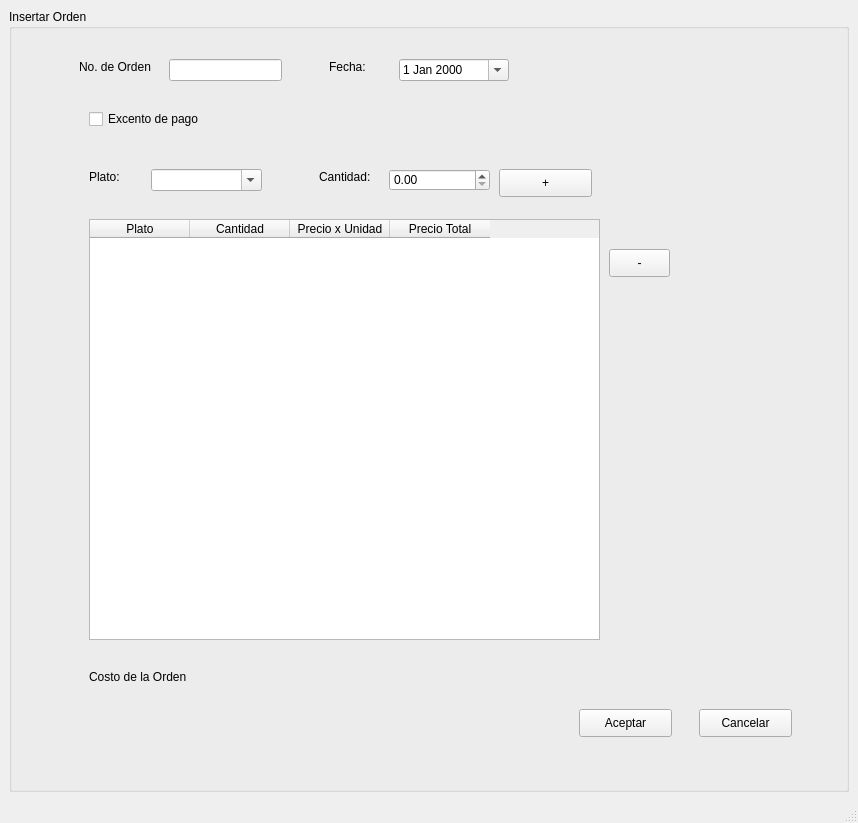
Above: RumbaBurger/form_modificarorden.ui from yordanlp/RumbaBurger before the change. Below: the same form after it.
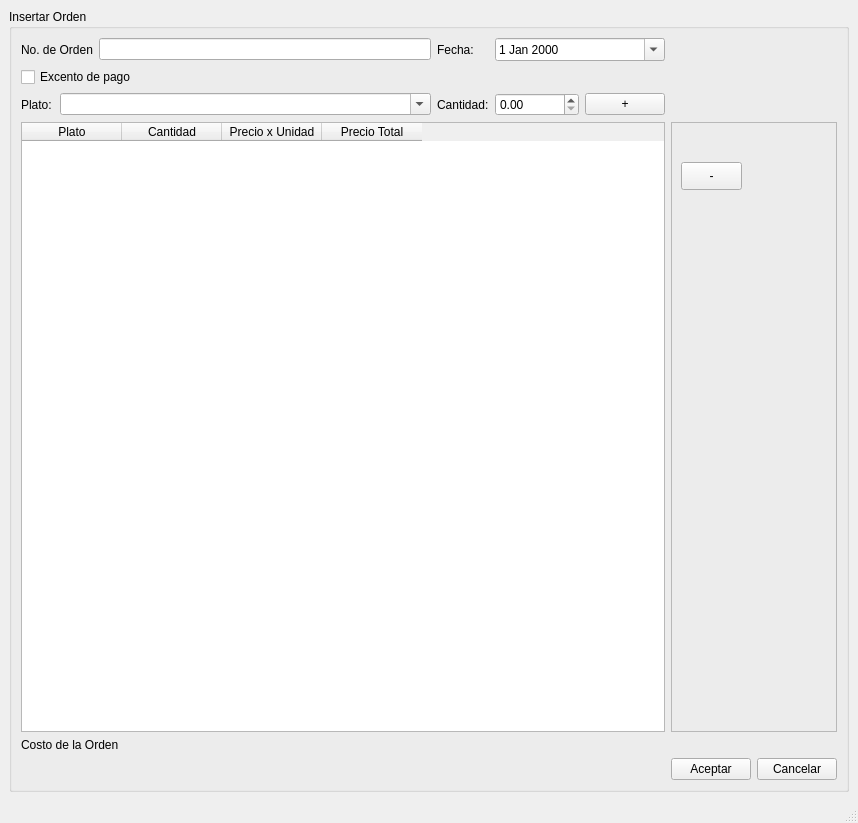
That is the form after the change.

Diff of the .ui file:
```diff
--- a/RumbaBurger/form_modificarorden.ui
+++ b/RumbaBurger/form_modificarorden.ui
@@ -20,218 +20,149 @@
       <property name="title">
        <string>Insertar Orden</string>
       </property>
-      <widget class="QLineEdit" name="le_norder">
-       <property name="geometry">
-        <rect>
-         <x>160</x>
-         <y>50</y>
-         <width>113</width>
-         <height>22</height>
-        </rect>
-       </property>
-      </widget>
+      <layout class="QGridLayout" name="gridLayout_2">
+       <item row="0" column="3">
+        <widget class="QLabel" name="label_4">
+         <property name="text">
+          <string>Fecha:</string>
+         </property>
+        </widget>
+       </item>
+       <item row="0" column="0" colspan="2">
       <widget class="QLabel" name="label">
-       <property name="geometry">
-        <rect>
-         <x>70</x>
-         <y>50</y>
-         <width>81</width>
-         <height>16</height>
-        </rect>
-       </property>
        <property name="text">
         <string>No. de Orden</string>
        </property>
       </widget>
-      <widget class="QCheckBox" name="cb_excento">
-       <property name="geometry">
-        <rect>
-         <x>80</x>
-         <y>100</y>
-         <width>131</width>
-         <height>20</height>
-        </rect>
-       </property>
-       <property name="text">
-        <string>Excento de pago</string>
-       </property>
-      </widget>
-      <widget class="QTableWidget" name="tw_platos">
-       <property name="geometry">
-        <rect>
-         <x>80</x>
-         <y>210</y>
-         <width>511</width>
-         <height>421</height>
-        </rect>
-       </property>
-       <column>
-        <property name="text">
-         <string>Plato</string>
-        </property>
-       </column>
-       <column>
-        <property name="text">
-         <string>Cantidad</string>
-        </property>
-       </column>
-       <column>
-        <property name="text">
-         <string>Precio x Unidad</string>
-        </property>
-       </column>
-       <column>
-        <property name="text">
-         <string>Precio Total</string>
-        </property>
-       </column>
-      </widget>
+       </item>
+       <item row="0" column="2">
+        <widget class="QLineEdit" name="le_norder">
+         <property name="placeholderText">
+          <string/>
+         </property>
+        </widget>
+       </item>
+       <item row="0" column="4" colspan="2">
+        <widget class="QDateEdit" name="de_fecha">
+         <property name="currentSection">
+          <enum>QDateTimeEdit::DaySection</enum>
+         </property>
+         <property name="calendarPopup">
+          <bool>true</bool>
+         </property>
+        </widget>
+       </item>
+       <item row="2" column="1" colspan="2">
       <widget class="QComboBox" name="cb_plato">
-       <property name="geometry">
-        <rect>
-         <x>142</x>
-         <y>160</y>
-         <width>111</width>
-         <height>22</height>
-        </rect>
-       </property>
        <property name="editable">
         <bool>true</bool>
        </property>
       </widget>
+       </item>
+       <item row="2" column="0">
       <widget class="QLabel" name="label_2">
-       <property name="geometry">
-        <rect>
-         <x>80</x>
-         <y>160</y>
-         <width>55</width>
-         <height>16</height>
-        </rect>
-       </property>
        <property name="text">
         <string>Plato:</string>
        </property>
       </widget>
+       </item>
+       <item row="1" column="0" colspan="3">
+        <widget class="QCheckBox" name="cb_excento">
+         <property name="text">
+          <string>Excento de pago</string>
+         </property>
+        </widget>
+       </item>
+       <item row="2" column="5">
+        <widget class="QPushButton" name="pb_add">
+         <property name="text">
+          <string>+</string>
+         </property>
+        </widget>
+       </item>
+       <item row="2" column="3">
       <widget class="QLabel" name="label_3">
-       <property name="geometry">
-        <rect>
-         <x>310</x>
-         <y>160</y>
-         <width>61</width>
-         <height>16</height>
-        </rect>
-       </property>
        <property name="text">
         <string>Cantidad:</string>
        </property>
       </widget>
+       </item>
+       <item row="5" column="6">
+        <widget class="QPushButton" name="pb_accep">
+         <property name="text">
+          <string>Aceptar</string>
+         </property>
+        </widget>
+       </item>
+       <item row="5" column="7">
+        <widget class="QPushButton" name="pb_cancel">
+         <property name="text">
+          <string>Cancelar</string>
+         </property>
+        </widget>
+       </item>
+       <item row="2" column="4">
       <widget class="QDoubleSpinBox" name="sb_cantidad">
-       <property name="geometry">
-        <rect>
-         <x>380</x>
-         <y>160</y>
-         <width>101</width>
-         <height>22</height>
-        </rect>
-       </property>
        <property name="maximum">
         <double>1000000000.990000009536743</double>
        </property>
       </widget>
-      <widget class="QPushButton" name="pb_add">
-       <property name="geometry">
-        <rect>
-         <x>490</x>
-         <y>160</y>
-         <width>93</width>
-         <height>28</height>
-        </rect>
-       </property>
+       </item>
+       <item row="3" column="0" colspan="6">
+        <widget class="QTableWidget" name="tw_platos">
+         <column>
+          <property name="text">
+           <string>Plato</string>
+          </property>
+         </column>
+         <column>
        <property name="text">
-        <string>+</string>
-       </property>
-      </widget>
-      <widget class="QPushButton" name="pb_del">
-       <property name="geometry">
-        <rect>
-         <x>600</x>
-         <y>240</y>
-         <width>61</width>
-         <height>28</height>
-        </rect>
-       </property>
+           <string>Cantidad</string>
+          </property>
+         </column>
+         <column>
+          <property name="text">
+           <string>Precio x Unidad</string>
+          </property>
+         </column>
+         <column>
        <property name="text">
-        <string>-</string>
-       </property>
-      </widget>
+           <string>Precio Total</string>
+          </property>
+         </column>
+        </widget>
+       </item>
+       <item row="4" column="0" colspan="6">
       <widget class="QLabel" name="l_costo">
-       <property name="geometry">
-        <rect>
-         <x>80</x>
-         <y>660</y>
-         <width>301</width>
-         <height>16</height>
-        </rect>
-       </property>
        <property name="text">
         <string>Costo de la Orden</string>
        </property>
       </widget>
-      <widget class="QPushButton" name="pb_accep">
-       <property name="geometry">
-        <rect>
-         <x>570</x>
-         <y>700</y>
-         <width>93</width>
-         <height>28</height>
-        </rect>
-       </property>
-       <property name="text">
-        <string>Aceptar</string>
-       </property>
-      </widget>
-      <widget class="QPushButton" name="pb_cancel">
+       </item>
+       <item row="3" column="6" colspan="2">
+        <widget class="QFrame" name="frame">
+         <property name="frameShape">
+          <enum>QFrame::StyledPanel</enum>
+         </property>
+         <property name="frameShadow">
+          <enum>QFrame::Raised</enum>
+         </property>
+         <widget class="QPushButton" name="pb_del">
        <property name="geometry">
         <rect>
-         <x>690</x>
-         <y>700</y>
-         <width>93</width>
+            <x>10</x>
+            <y>40</y>
+            <width>61</width>
          <height>28</height>
         </rect>
        </property>
        <property name="text">
-        <string>Cancelar</string>
-       </property>
-      </widget>
-      <widget class="QDateEdit" name="de_fecha">
-       <property name="geometry">
-        <rect>
-         <x>390</x>
-         <y>50</y>
-         <width>110</width>
-         <height>22</height>
-        </rect>
-       </property>
-       <property name="currentSection">
-        <enum>QDateTimeEdit::DaySection</enum>
-       </property>
-       <property name="calendarPopup">
-        <bool>true</bool>
-       </property>
-      </widget>
-      <widget class="QLabel" name="label_4">
-       <property name="geometry">
-        <rect>
-         <x>320</x>
-         <y>50</y>
-         <width>55</width>
-         <height>16</height>
-        </rect>
-       </property>
-       <property name="text">
-        <string>Fecha:</string>
-       </property>
-      </widget>
+           <string>-</string>
+          </property>
+         </widget>
+        </widget>
+       </item>
+      </layout>
      </widget>
     </item>
    </layout>
```
Lines whose indentation alone changed are shown as unchanged.
